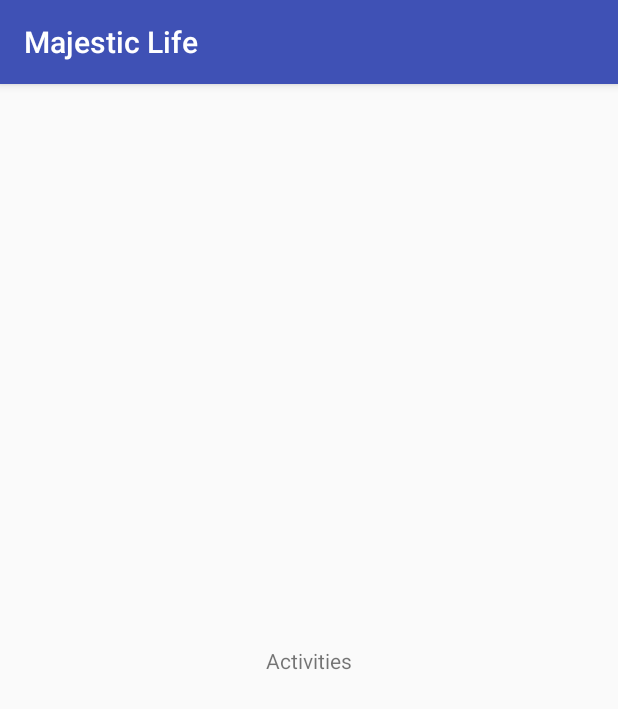
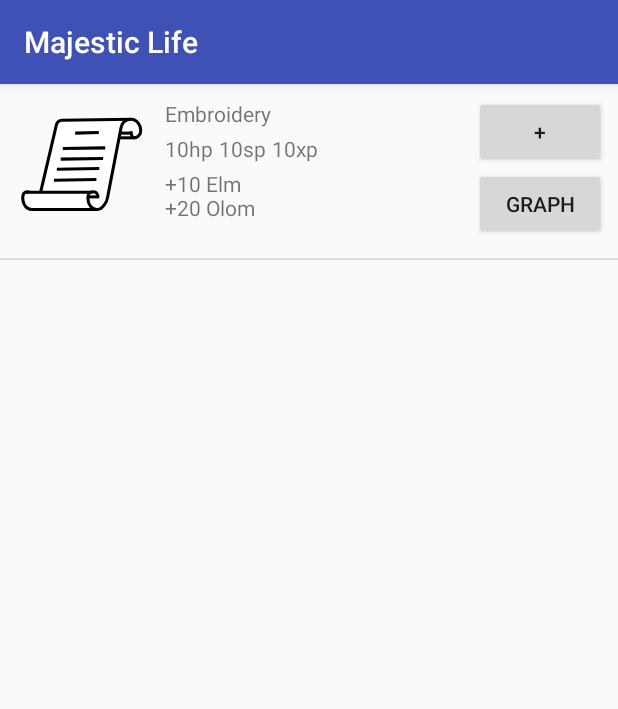
Before and after one commit to Narges7596/MajesticLife, an Android app: the ActivitiesMajesticActivity screen opened directly, with no data from a screen before it, on a phone screen of 412 x 824 dp. Shown: the top 709 px of the screen. Run offline under Robolectric (Android 15) with nearby library versions, the light colour scheme and no system bars; 3 statements that could not run were skipped.

Commit message:
- Added Custom activities List View

```diff
--- a/MajesticLife/app/src/main/java/com/farazannajmi/majesticlife/ActivitiesMajesticActivity.java
+++ b/MajesticLife/app/src/main/java/com/farazannajmi/majesticlife/ActivitiesMajesticActivity.java
@@ -1,13 +1,104 @@
 package com.farazannajmi.majesticlife;
 
+import android.app.Activity;
+import android.content.Context;
+import android.support.annotation.NonNull;
 import android.support.v7.app.AppCompatActivity;
 import android.os.Bundle;
+import android.view.LayoutInflater;
+import android.view.View;
+import android.view.ViewGroup;
+import android.widget.ArrayAdapter;
+import android.widget.ImageView;
+import android.widget.ListView;
+import android.widget.TextView;
 
-public class ActivitiesMajesticActivity extends AppCompatActivity {
+import java.util.ArrayList;
+import java.util.Collection;
+import java.util.Iterator;
+import java.util.List;
+import java.util.ListIterator;
+
+public class ActivitiesMajesticActivity extends AppCompatActivity
+{
+    private ArrayList<Activity_Majesty> activityItemsList = new ArrayList<>();
 
     @Override
-    protected void onCreate(Bundle savedInstanceState) {
+    protected void onCreate(Bundle savedInstanceState)
+    {
         super.onCreate(savedInstanceState);
         setContentView(R.layout.activity_activities_majestic);
+
+        Skill s = new Skill();
+        s.Name_sk = "Elm";
+        Skill s2 = new Skill();
+        s2.Name_sk = "Olom";
+        List<Skill_Time> st = new ArrayList<Skill_Time>();
+        st.add(new Skill_Time(s, 10));
+        st.add(new Skill_Time(s2, 20));
+
+        activityItemsList.add(new Activity_Majesty("Embroidery", -10, 10, 20, st));
+
+        //create our new array adapter
+        ArrayAdapter<Activity_Majesty> adapter = new ActivityListItemArrayAdapter(this, 0, activityItemsList);
+
+        //Find list view and bind it with the custom adapter
+        ListView listView = (ListView) findViewById(R.id.MajesticActivity_ListView);
+        listView.setAdapter(adapter);
     }
 }
+
+//custom ArrayAdapter for activity list items
+class ActivityListItemArrayAdapter extends ArrayAdapter<Activity_Majesty>
+{
+    private Context context;
+    private List<Activity_Majesty> activity_listItems;
+
+    //constructor, call on creation
+    public ActivityListItemArrayAdapter(Context context, int resource, ArrayList<Activity_Majesty> objects)
+    {
+        super(context, resource, objects);
+
+        this.context = context;
+        this.activity_listItems = objects;
+    }
+
+    //called when rendering the list
+    public View getView(int position, View convertView, ViewGroup parent)
+    {
+        //get the property we are displaying
+        Activity_Majesty activity_majesty = activity_listItems.get(position);
+
+        //get the inflater and inflate the XML layout for each item
+        LayoutInflater inflater = (LayoutInflater) context.getSystemService(Activity.LAYOUT_INFLATER_SERVICE);
+        View view = inflater.inflate(R.layout.listitem_majesticactivity, null);
+
+        TextView name_txt = (TextView) view.findViewById(R.id.listItem_activity_name_txt);
+        TextView hp_txt = (TextView) view.findViewById(R.id.listItem_activity_hp_txt);
+        TextView sp_txt = (TextView) view.findViewById(R.id.listItem_activity_sp_txt);
+        TextView xp_txt = (TextView) view.findViewById(R.id.listItem_activity_xp_txt);
+        TextView skills_txt = (TextView) view.findViewById(R.id.listItem_activity_skills_txt);
+        ImageView avatar_img = (ImageView) view.findViewById(R.id.listItem_activity_avatar_img);
+
+        //set address and description
+        name_txt.setText(activity_majesty.Name_ac);
+        hp_txt.setText(activity_majesty.HpCount);
+        sp_txt.setText(activity_majesty.SpCount);
+        xp_txt.setText(activity_majesty.XpCount);
+
+        String sk_txt = "";
+        for (int i = 0; i < activity_majesty.SkillTimes.size(); i++)
+        {
+            sk_txt += "+" + activity_majesty.SkillTimes.get(i).RepeatingTime + " " + activity_majesty.SkillTimes.get(i).TheSill.Name_sk + "\n";
+        }
+
+        skills_txt.setText(sk_txt);
+
+
+//        //get the image associated with this property
+//        int imageID = context.getResources().getIdentifier(property.getImage(), "drawable", context.getPackageName());
+//        image.setImageResource(imageID);
+
+        return view;
+    }
+}
--- a/MajesticLife/app/src/main/java/com/farazannajmi/majesticlife/Activity_Majesty.java
+++ b/MajesticLife/app/src/main/java/com/farazannajmi/majesticlife/Activity_Majesty.java
@@ -12,11 +12,21 @@ import java.util.List;
 public class Activity_Majesty
 {
     public String Name_ac;
-    public Bitmap Avatar;
+    //public Bitmap Avatar;
 
     public int XpCount;
     public int HpCount;
     public int SpCount;
 
     public List<Skill_Time> SkillTimes;
+
+    public Activity_Majesty (String Name_ac, /*Bitmap Avatar,*/ int XpCount, int HpCount, int SpCount, List<Skill_Time> SkillTimes)
+    {
+        this.Name_ac = Name_ac;
+        //this.Avatar = Avatar;
+        this.XpCount = XpCount;
+        this.HpCount = HpCount;
+        this.SpCount = SpCount;
+        this.SkillTimes = SkillTimes;
+    }
 }
--- /dev/null
+++ b/MajesticLife/app/src/main/java/com/farazannajmi/majesticlife/MajesticActivity_ListItem.java
@@ -0,0 +1,34 @@
+package com.farazannajmi.majesticlife;
+
+/**
+ * Created by Narges on 4/12/2018.
+ */
+
+public class MajesticActivity_ListItem
+{
+    //property basics
+    private String mActivityName;
+    private int hp;
+    private int sp;
+    private int xp;
+    private Skill_Time[] skills;
+    //private ? avatar;
+
+    //constructor
+    public MajesticActivity_ListItem(String mActivityName, int hp, int sp, int xp, Skill_Time[] skills)
+    {
+        this.mActivityName = mActivityName;
+        this.hp = hp;
+        this.sp = sp;
+        this.xp = xp;
+        this.skills = skills;
+    }
+
+    //getters
+    public String getMActivityName() {return mActivityName;}
+    public int getHP() {return hp;}
+    public int getSP() {return sp;}
+    public int getXP() {return xp;}
+    public Skill_Time[] getSkills() {return skills;}
+    //public ? getAvater() {return avatar;}
+}
--- a/MajesticLife/app/src/main/java/com/farazannajmi/majesticlife/Skill_Time.java
+++ b/MajesticLife/app/src/main/java/com/farazannajmi/majesticlife/Skill_Time.java
@@ -8,4 +8,10 @@ public class Skill_Time
 {
     public Skill TheSill;
     public int RepeatingTime;
+
+    public Skill_Time(Skill TheSill, int RepeatingTime)
+    {
+        this.TheSill = TheSill;
+        this.RepeatingTime = RepeatingTime;
+    }
 }
--- /dev/null
+++ b/MajesticLife/app/src/main/res/drawable/ic_coin.xml
@@ -0,0 +1,16 @@
+<vector android:height="100dp" android:viewportHeight="640.0"
+    android:viewportWidth="640.0" android:width="100dp" xmlns:android="http://schemas.android.com/apk/res/android">
+    <path android:fillAlpha="1" android:fillColor="#ffd500" android:pathData="M599,320C599,478.7 470.2,607.5 311.5,607.5C152.8,607.5 24,478.7 24,320C24,161.3 152.8,32.5 311.5,32.5C470.2,32.5 599,161.3 599,320Z"/>
+    <path android:fillAlpha="0" android:fillColor="#FF000000"
+        android:pathData="M599,320C599,478.7 470.2,607.5 311.5,607.5C152.8,607.5 24,478.7 24,320C24,161.3 152.8,32.5 311.5,32.5C470.2,32.5 599,161.3 599,320Z"
+        android:strokeAlpha="1" android:strokeColor="#000000" android:strokeWidth="13"/>
+    <path android:fillAlpha="0" android:fillColor="#FF000000"
+        android:pathData="M484,449.5C479.6,406.1 470.1,362.2 455.6,317.7C442.1,276.2 424.1,234.1 401.6,191.4C399.7,187.6 394.3,187.5 392.2,191.3C374,224.4 357,261.6 341.3,302.7C325.4,344.3 310.8,390 297.6,439.8C297,442.1 293.8,441.9 293.4,439.6C285.2,389.9 273.7,344.3 258.9,302.7C244.3,261.5 226.4,224.3 205.3,190.9C202.9,187.1 197.3,187.3 195.1,191.2C176.3,224.4 160,261.6 145.9,302.7C130.8,347.2 118.5,396.1 109,449.5"
+        android:strokeAlpha="1" android:strokeColor="#000000" android:strokeWidth="13"/>
+    <path android:fillAlpha="0" android:fillColor="#FF000000"
+        android:pathData="M476,333L114,338.5" android:strokeAlpha="1"
+        android:strokeColor="#000000" android:strokeWidth="13"/>
+    <path android:fillAlpha="0" android:fillColor="#FF000000"
+        android:pathData="M476,285L114,290.5" android:strokeAlpha="1"
+        android:strokeColor="#000000" android:strokeWidth="13"/>
+</vector>
--- a/MajesticLife/app/src/main/res/layout/activity_activities_majestic.xml
+++ b/MajesticLife/app/src/main/res/layout/activity_activities_majestic.xml
@@ -5,18 +5,10 @@
     android:layout_width="match_parent"
     android:layout_height="match_parent"
     tools:context="com.farazannajmi.majesticlife.ActivitiesMajesticActivity">
+    <ListView
+        android:layout_width="match_parent"
+        android:layout_height="match_parent"
+        android:id="@+id/MajesticActivity_ListView">
 
-    <TextView
-        android:id="@+id/textView"
-        android:layout_width="wrap_content"
-        android:layout_height="wrap_content"
-        android:layout_marginBottom="8dp"
-        android:layout_marginEnd="8dp"
-        android:layout_marginStart="8dp"
-        android:layout_marginTop="8dp"
-        android:text="Activities"
-        app:layout_constraintBottom_toBottomOf="parent"
-        app:layout_constraintEnd_toEndOf="parent"
-        app:layout_constraintStart_toStartOf="parent"
-        app:layout_constraintTop_toTopOf="parent" />
+    </ListView>
 </android.support.constraint.ConstraintLayout>
--- a/MajesticLife/app/src/main/res/layout/activity_main_menu.xml
+++ b/MajesticLife/app/src/main/res/layout/activity_main_menu.xml
@@ -43,7 +43,7 @@
                 <ProgressBar
                     android:id="@+id/Main_XpLevel_progBar"
                     style="?android:attr/progressBarStyleHorizontal"
-                    android:layout_width="wrap_content"
+                    android:layout_width="160dp"
                     android:layout_height="57dp"
                     android:layout_weight="1" />
 
@@ -52,7 +52,15 @@
                     android:layout_width="wrap_content"
                     android:layout_height="wrap_content"
                     android:layout_weight="1"
-                    android:text="TextView" />
+                    android:text="500" />
+
+                <ImageView
+                    android:id="@+id/Main_Coins_img"
+                    android:layout_width="50dp"
+                    android:layout_height="50dp"
+                    app:srcCompat="@drawable/ic_coin"
+                    tools:ignore="VectorDrawableCompat"
+                    android:onClick="UiElementsOnClick"/>
             </LinearLayout>
 
             <ImageView
--- /dev/null
+++ b/MajesticLife/app/src/main/res/layout/listitem_majesticactivity.xml
@@ -0,0 +1,92 @@
+<?xml version="1.0" encoding="utf-8"?>
+<android.support.constraint.ConstraintLayout
+    xmlns:android="http://schemas.android.com/apk/res/android"
+    xmlns:app="http://schemas.android.com/apk/res-auto"
+    xmlns:tools="http://schemas.android.com/tools"
+    android:layout_width="match_parent"
+    android:layout_height="match_parent">
+
+    <LinearLayout
+        android:layout_width="match_parent"
+        android:layout_height="match_parent"
+        android:layout_marginBottom="8dp"
+        android:layout_marginEnd="8dp"
+        android:layout_marginStart="8dp"
+        android:layout_marginTop="8dp"
+        android:orientation="horizontal"
+        app:layout_constraintBottom_toBottomOf="parent"
+        app:layout_constraintEnd_toEndOf="parent"
+        app:layout_constraintStart_toStartOf="parent"
+        app:layout_constraintTop_toTopOf="parent">
+
+        <ImageView
+            android:id="@+id/listItem_activity_avatar_img"
+            android:layout_width="wrap_content"
+            android:layout_height="wrap_content"
+            app:srcCompat="@drawable/ic_quests"
+            tools:ignore="VectorDrawableCompat" />
+
+        <LinearLayout
+            android:layout_width="match_parent"
+            android:layout_height="match_parent"
+            android:layout_weight="1"
+            android:orientation="vertical">
+
+            <TextView
+                android:id="@+id/listItem_activity_name_txt"
+                android:layout_width="match_parent"
+                android:layout_height="wrap_content"
+                android:text="Reading books"
+                android:padding="2dp"/>
+
+            <LinearLayout
+                android:layout_width="wrap_content"
+                android:layout_height="wrap_content"
+                android:orientation="horizontal">
+                <TextView
+                    android:id="@+id/listItem_activity_hp_txt"
+                    android:layout_width="wrap_content"
+                    android:layout_height="wrap_content"
+                    android:text="10hp"
+                    android:padding="2dp"/>
+                <TextView
+                    android:id="@+id/listItem_activity_sp_txt"
+                    android:layout_width="wrap_content"
+                    android:layout_height="wrap_content"
+                    android:text="10sp"
+                    android:padding="2dp"/>
+                <TextView
+                    android:id="@+id/listItem_activity_xp_txt"
+                    android:layout_width="wrap_content"
+                    android:layout_height="wrap_content"
+                    android:text="10xp"
+                    android:padding="2dp"/>
+            </LinearLayout>
+
+            <TextView
+                android:id="@+id/listItem_activity_skills_txt"
+                android:layout_width="wrap_content"
+                android:layout_height="wrap_content"
+                android:text="+10 Knowlege"
+                android:padding="2dp"/>
+        </LinearLayout>
+
+        <LinearLayout
+            android:layout_width="wrap_content"
+            android:layout_height="wrap_content"
+            android:orientation="vertical">
+
+            <Button
+                android:id="@+id/listItem_activity_pluse_btn"
+                android:layout_width="wrap_content"
+                android:layout_height="wrap_content"
+                android:text="+" />
+
+            <Button
+                android:id="@+id/listItem_activity_graph_btn"
+                android:layout_width="wrap_content"
+                android:layout_height="wrap_content"
+                android:text="graph" />
+        </LinearLayout>
+    </LinearLayout>
+</android.support.constraint.ConstraintLayout>
```
Also changed, not shown: 1 other file.
